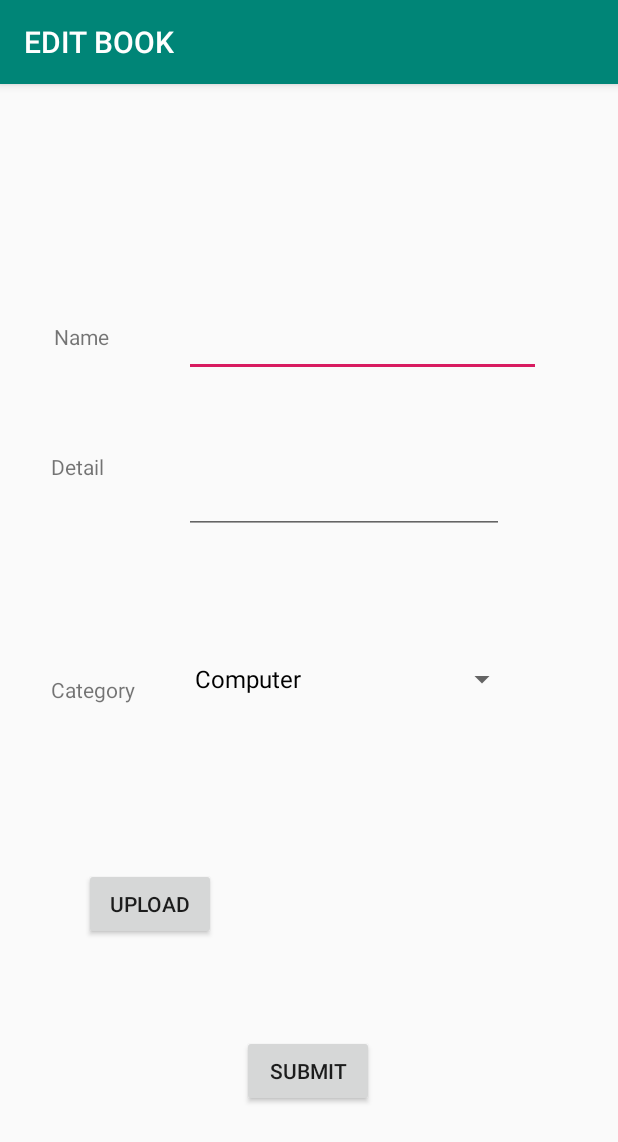
After one commit to tumbj/CNClibrary, an Android app: the EditBookActivity screen opened directly, with no data from a screen before it, on a phone screen of 412 x 824 dp. The commit adds this screen. Shown: the top 1142 px of the screen. Run offline under Robolectric (Android 15) with nearby library versions, the phone set to English and light mode, and no system bars; our stand-ins replace Firebase (no records; nobody signed in at launch, a user with empty details on screens opened directly); pictures from the network do not load; 1 statement that could not run was skipped.

Commit message:
can edit book

```diff
--- /dev/null
+++ b/app/src/main/java/com/example/cnclibrary/admin/EditBookActivity.java
@@ -0,0 +1,133 @@
+package com.example.cnclibrary.admin;
+
+import androidx.annotation.NonNull;
+import androidx.annotation.Nullable;
+import androidx.appcompat.app.AppCompatActivity;
+import androidx.core.app.ActivityCompat;
+
+import android.Manifest;
+import android.content.Intent;
+import android.content.pm.PackageManager;
+import android.graphics.Bitmap;
+import android.graphics.BitmapFactory;
+import android.graphics.drawable.BitmapDrawable;
+import android.net.Uri;
+import android.os.Bundle;
+import android.provider.MediaStore;
+import android.util.Base64;
+import android.util.Log;
+import android.view.View;
+import android.widget.ArrayAdapter;
+import android.widget.EditText;
+import android.widget.ImageView;
+import android.widget.Spinner;
+
+import com.example.cnclibrary.MainActivity;
+import com.example.cnclibrary.R;
+import com.example.cnclibrary.data.model.Book;
+import com.google.android.gms.tasks.OnFailureListener;
+import com.google.android.gms.tasks.OnSuccessListener;
+import com.google.firebase.firestore.FirebaseFirestore;
+
+import java.io.ByteArrayOutputStream;
+
+public class EditBookActivity extends AppCompatActivity {
+
+    private Spinner category;
+    private ImageView imageView;
+    private EditText nameEditText;
+    private EditText detailEditText;
+    FirebaseFirestore db;
+    String barcode ;
+
+    @Override
+    protected void onCreate(Bundle savedInstanceState) {
+        super.onCreate(savedInstanceState);
+        setContentView(R.layout.activity_edit_book);
+
+        category = findViewById(R.id.categorySpinner2);
+        nameEditText = findViewById(R.id.nameEditText2);
+        detailEditText = findViewById(R.id.detailEditText2);
+        imageView = findViewById(R.id.bookImageView);
+        String[] items = new String[]{"Computer","Cartoon book","Science","English","Novel","etc"};
+        ArrayAdapter<String> adapter = new ArrayAdapter<>(this, android.R.layout.simple_spinner_dropdown_item, items);
+        category.setAdapter(adapter);
+
+        db = FirebaseFirestore.getInstance();
+        Intent intent = getIntent();
+        String name = intent.getStringExtra("name");
+        byte[] imgBitmap = intent.getByteArrayExtra("image");
+        String category = intent.getStringExtra("category");
+        String detail = intent.getStringExtra("detail");
+        barcode = intent.getStringExtra("barcode");
+        int position = -1;
+        for (int i = 0; i < items.length; i++) {
+            if(items[i].equals(category)){
+                position = i;
+                break;
+            }
+        }
+        Bitmap bmp = BitmapFactory.decodeByteArray(imgBitmap, 0, imgBitmap.length);
+        imageView.setImageBitmap(bmp);
+        this.category.setSelection(position);
+        nameEditText.setText(name);
+        detailEditText.setText(detail);
+
+    }
+    /// upload zone
+    public void uploadClk(View view){
+        if(ActivityCompat.checkSelfPermission(this, Manifest.permission.READ_EXTERNAL_STORAGE) != PackageManager.PERMISSION_GRANTED){
+            ActivityCompat.requestPermissions(EditBookActivity.this,new String[]{Manifest.permission.READ_EXTERNAL_STORAGE},200);
+            return;
+        }
+        Intent intent = new Intent(Intent.ACTION_PICK, MediaStore.Images.Media.EXTERNAL_CONTENT_URI);
+        startActivityForResult(intent,0);
+    }
+    @Override
+    protected void onActivityResult(int requestCode, int resultCode, @Nullable Intent data) {
+        super.onActivityResult(requestCode, resultCode, data);
+        if(data != null) {
+            Uri uri = data.getData();
+            ImageView imageView = findViewById(R.id.bookImageView);
+            imageView.setImageURI(uri);
+        }
+    }
+    /// end
+    public String encodeBase64(Bitmap bitmap){
+        ByteArrayOutputStream baos = new ByteArrayOutputStream();
+        Bitmap resized = Bitmap.createScaledBitmap(bitmap, 500, 500, true);
+        resized.compress(Bitmap.CompressFormat.JPEG, 100, baos);
+        byte[] imageBytes = baos.toByteArray();
+        return Base64.encodeToString(imageBytes, Base64.DEFAULT);
+    }
+    public void clk(View view){
+        Bitmap bitmap = ((BitmapDrawable) imageView.getDrawable()).getBitmap();
+        String imageString = encodeBase64(bitmap);
+        String name = String.valueOf(nameEditText.getText());
+        String detail = String.valueOf(detailEditText.getText());
+        String categorySelected = category.getSelectedItem().toString();
+//        int countBook = Integer.parseInt(String.valueOf(countEditText.getText()));
+
+        Book newBook = new Book(name,barcode,detail,categorySelected,1,imageString);
+
+        // add to db
+        db.collection("books")
+                .document(barcode)
+                .set(newBook)
+                .addOnSuccessListener(new OnSuccessListener<Void>() {
+                    @Override
+                    public void onSuccess(Void avoid) {
+                        Log.d("add", "DocumentSnapshot added with ID: " + barcode);
+                        Intent intent = new Intent(EditBookActivity.this, MainActivity.class);
+                        startActivity(intent);
+                    }
+                })
+                .addOnFailureListener(new OnFailureListener() {
+                    @Override
+                    public void onFailure(@NonNull Exception e) {
+                        Log.w("add", "Error adding document", e);
+                    }
+                });
+
+    }
+}
--- /dev/null
+++ b/app/src/main/res/layout/activity_edit_book.xml
@@ -0,0 +1,122 @@
+<?xml version="1.0" encoding="utf-8"?>
+<androidx.constraintlayout.widget.ConstraintLayout xmlns:android="http://schemas.android.com/apk/res/android"
+    xmlns:app="http://schemas.android.com/apk/res-auto"
+    xmlns:tools="http://schemas.android.com/tools"
+    android:layout_width="match_parent"
+    android:layout_height="match_parent"
+    tools:context=".admin.EditBookActivity">
+
+    <EditText
+        android:id="@+id/nameEditText2"
+        android:layout_width="238dp"
+        android:layout_height="44dp"
+        android:ems="10"
+        android:inputType="textPersonName"
+        android:text=""
+        app:layout_constraintBottom_toBottomOf="parent"
+        app:layout_constraintEnd_toEndOf="parent"
+        app:layout_constraintHorizontal_bias="0.705"
+        app:layout_constraintStart_toStartOf="parent"
+        app:layout_constraintTop_toTopOf="parent"
+        app:layout_constraintVertical_bias="0.209" />
+
+    <TextView
+        android:id="@+id/textView9"
+        android:layout_width="wrap_content"
+        android:layout_height="wrap_content"
+        android:text="Detail"
+        app:layout_constraintBottom_toBottomOf="parent"
+        app:layout_constraintEnd_toEndOf="parent"
+        app:layout_constraintHorizontal_bias="0.09"
+        app:layout_constraintStart_toStartOf="parent"
+        app:layout_constraintTop_toTopOf="parent"
+        app:layout_constraintVertical_bias="0.328" />
+
+    <Spinner
+        android:id="@+id/categorySpinner2"
+        android:layout_width="223dp"
+        android:layout_height="37dp"
+        app:layout_constraintBottom_toBottomOf="parent"
+        app:layout_constraintEnd_toEndOf="parent"
+        app:layout_constraintHorizontal_bias="0.648"
+        app:layout_constraintStart_toStartOf="parent"
+        app:layout_constraintTop_toTopOf="parent"
+        app:layout_constraintVertical_bias="0.517" />
+
+    <TextView
+        android:id="@+id/textView10"
+        android:layout_width="68dp"
+        android:layout_height="22dp"
+        android:text="Category"
+        app:layout_constraintBottom_toBottomOf="parent"
+        app:layout_constraintEnd_toEndOf="parent"
+        app:layout_constraintHorizontal_bias="0.099"
+        app:layout_constraintStart_toStartOf="parent"
+        app:layout_constraintTop_toTopOf="parent"
+        app:layout_constraintVertical_bias="0.528" />
+
+    <EditText
+        android:id="@+id/detailEditText2"
+        android:layout_width="wrap_content"
+        android:layout_height="wrap_content"
+        android:ems="10"
+        android:gravity="start|top"
+        android:inputType="textMultiLine"
+        app:layout_constraintBottom_toBottomOf="parent"
+        app:layout_constraintEnd_toEndOf="parent"
+        app:layout_constraintHorizontal_bias="0.616"
+        app:layout_constraintStart_toStartOf="parent"
+        app:layout_constraintTop_toTopOf="parent"
+        app:layout_constraintVertical_bias="0.352" />
+
+    <ImageView
+        android:id="@+id/bookImageView"
+        android:layout_width="133dp"
+        android:layout_height="133dp"
+        app:layout_constraintBottom_toBottomOf="parent"
+        app:layout_constraintEnd_toEndOf="parent"
+        app:layout_constraintHorizontal_bias="0.726"
+        app:layout_constraintStart_toStartOf="parent"
+        app:layout_constraintTop_toTopOf="parent"
+        app:layout_constraintVertical_bias="0.739"
+        tools:srcCompat="@tools:sample/avatars" />
+
+    <TextView
+        android:id="@+id/textView11"
+        android:layout_width="wrap_content"
+        android:layout_height="wrap_content"
+        android:text="Name"
+        app:layout_constraintBottom_toBottomOf="parent"
+        app:layout_constraintEnd_toEndOf="parent"
+        app:layout_constraintHorizontal_bias="0.096"
+        app:layout_constraintStart_toStartOf="parent"
+        app:layout_constraintTop_toTopOf="parent"
+        app:layout_constraintVertical_bias="0.212" />
+
+    <Button
+        android:id="@+id/submitBtn"
+        android:layout_width="wrap_content"
+        android:layout_height="wrap_content"
+        android:onClick="clk"
+        android:text="SUBMIT"
+        app:layout_constraintBottom_toBottomOf="parent"
+        app:layout_constraintEnd_toEndOf="parent"
+        app:layout_constraintHorizontal_bias="0.498"
+        app:layout_constraintStart_toStartOf="parent"
+        app:layout_constraintTop_toTopOf="parent"
+        app:layout_constraintVertical_bias="0.881" />
+
+    <Button
+        android:id="@+id/button5"
+        android:layout_width="wrap_content"
+        android:layout_height="wrap_content"
+        android:onClick="uploadClk"
+        android:text="Upload"
+        app:layout_constraintBottom_toBottomOf="parent"
+        app:layout_constraintEnd_toEndOf="parent"
+        app:layout_constraintHorizontal_bias="0.173"
+        app:layout_constraintStart_toStartOf="parent"
+        app:layout_constraintTop_toTopOf="parent"
+        app:layout_constraintVertical_bias="0.726" />
+
+</androidx.constraintlayout.widget.ConstraintLayout>
--- a/app/src/main/res/values/dimens.xml
+++ b/app/src/main/res/values/dimens.xml
@@ -3,4 +3,6 @@
     <dimen name="activity_horizontal_margin">16dp</dimen>
     <dimen name="activity_vertical_margin">16dp</dimen>
     <dimen name="fab_margin">16dp</dimen>
+    <dimen name="list_item_spacing">16dp</dimen>
+    <dimen name="list_item_spacing_half">8dp</dimen>
 </resources>
```
Also changed, not shown: app/src/main/AndroidManifest.xml (+5 -2 lines), app/src/main/java/com/example/cnclibrary/MainActivity.java (+4 -3 lines), app/src/main/java/com/example/cnclibrary/admin/ShowAdminDialogFragment.java (added, +125 -0 lines), app/src/main/java/com/example/cnclibrary/ui/home/BookAdapter.java (+15 -12 lines), app/src/main/res/layout/show_admin_item_dialog.xml (added, +114 -0 lines).
